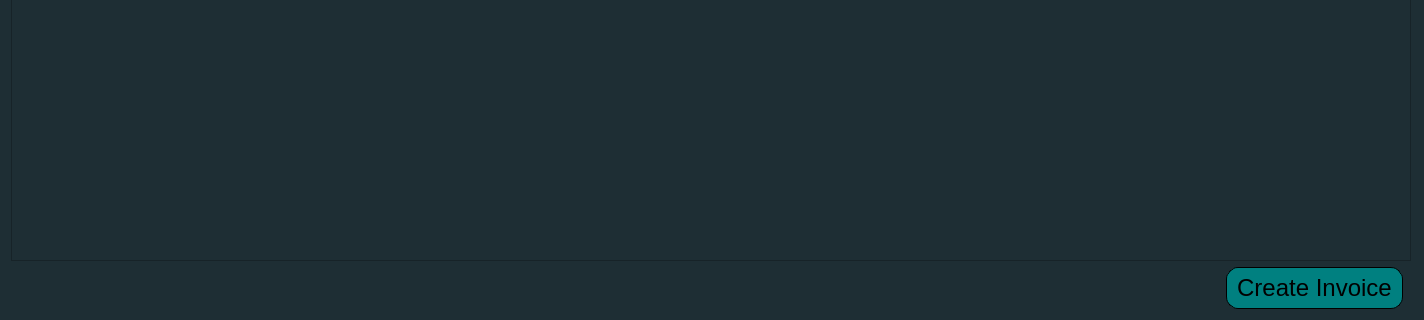
Before: the Qt Designer form src/ui/ViewTimeEntries.ui in CanMatthewCode/ArchitectsLog, drawn with Qt 5; both pictures show x 0 to 1424 and y 330 to 650 of the 1424 by 650 pixel window.
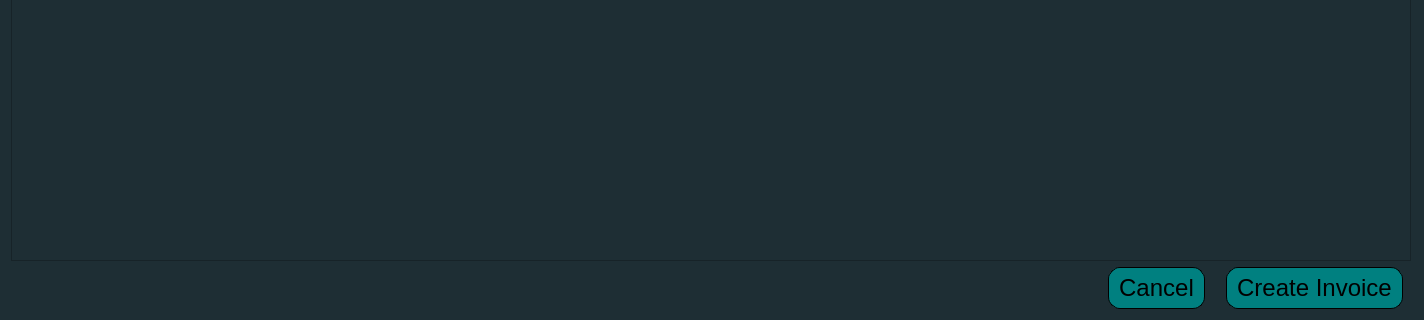
After: the same form once the commit is applied.

Commit message: add AddInvoiceNumber.ui/.py files for invoice number delegate window; modify ViewTimeEntries.ui/.py to add Create Invoice and Cancel buttons

Diff of the .ui file:
```diff
--- a/src/ui/ViewTimeEntries.ui
+++ b/src/ui/ViewTimeEntries.ui
@@ -18,7 +18,7 @@
   </property>
   <property name="minimumSize">
    <size>
-    <width>900</width>
+    <width>920</width>
     <height>450</height>
    </size>
   </property>
@@ -95,7 +95,56 @@
      </property>
     </widget>
    </item>
-   <item alignment="Qt::AlignmentFlag::AlignRight|Qt::AlignmentFlag::AlignVCenter">
+   <item>
+    <layout class="QHBoxLayout" name="horizontalLayout">
+     <item>
+      <spacer name="horizontalSpacer">
+       <property name="orientation">
+        <enum>Qt::Orientation::Horizontal</enum>
+       </property>
+       <property name="sizeHint" stdset="0">
+        <size>
+         <width>40</width>
+         <height>20</height>
+        </size>
+       </property>
+      </spacer>
+     </item>
+     <item>
+      <widget class="QPushButton" name="cancelInvoiceBtn">
+       <property name="font">
+        <font>
+         <pointsize>18</pointsize>
+        </font>
+       </property>
+       <property name="styleSheet">
+        <string notr="true">QPushButton{
+	border-radius: 12px;
+	border: 1px solid black;
+	border-style: solid;
+	min-width: 60px;
+	min-height: 30px;
+	padding: 5px 10px;
+	margin-left: 5px;
+	margin-right: 10px;
+	background-color: #008080;
+	color: black;
+}
+
+QPushButton:hover {
+	background-color: #006666;
+}
+
+QPushButton:pressed {
+	background-color: #004D4D;
+}</string>
+       </property>
+       <property name="text">
+        <string>Cancel</string>
+       </property>
+      </widget>
+     </item>
+     <item>
     <widget class="QPushButton" name="createInvoiceBtn">
      <property name="font">
       <font>
@@ -128,6 +177,8 @@
       <string>Create Invoice</string>
      </property>
     </widget>
+     </item>
+    </layout>
    </item>
   </layout>
  </widget>
```
Left out of the diff: 2 changed lines with no effect on the pictures. Lines whose indentation alone changed are shown as unchanged. The commit also changes 3 other files.
